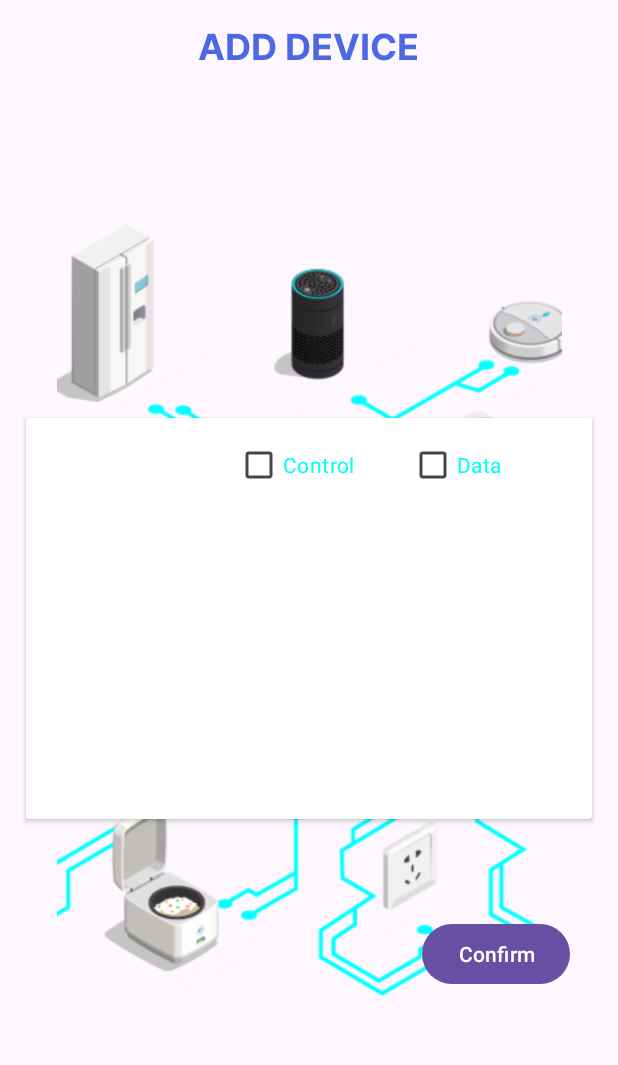
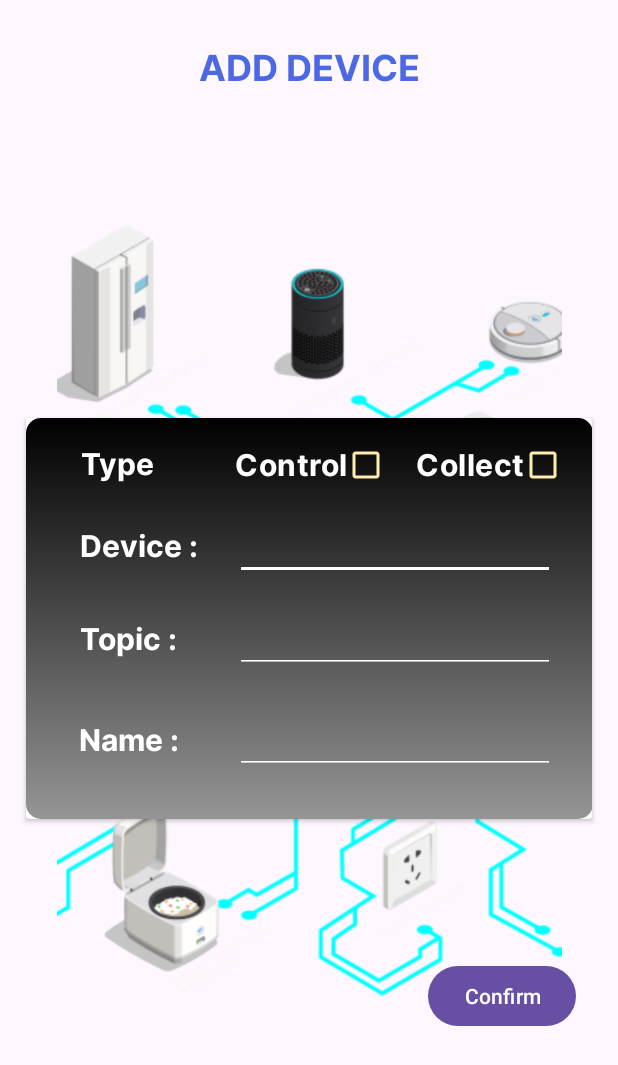
Before and after one commit to triledinh159/MIOTA, an Android app: the AddDevice screen opened directly, with no data from a screen before it, on a phone screen of 412 x 824 dp. Shown: the top 1065 px of the screen. Run offline under Robolectric (Android 15) with nearby library versions, the phone set to English and light mode, and no system bars; libraries missing offline, so code that uses them is left out: com.amplifyframework.core.

Commit message:
Fix layout false

```diff
--- a/app/src/main/res/layout/activity_add_device.xml
+++ b/app/src/main/res/layout/activity_add_device.xml
@@ -20,51 +20,15 @@
             app:layout_constraintTop_toTopOf="parent"
             app:srcCompat="@drawable/background_01_2" />
 
-        <FrameLayout
-            android:id="@+id/frameLayout"
-            android:layout_width="match_parent"
-            android:layout_height="match_parent">
-
             <androidx.constraintlayout.widget.ConstraintLayout
                 android:layout_width="match_parent"
                 android:layout_height="match_parent">
-
-                <TextView
-                    android:id="@+id/addDevice"
-                    android:layout_width="wrap_content"
-                    android:layout_height="38dp"
-                    android:fontFamily="@font/inter_bold"
-                    android:gravity="center_horizontal|top"
-                    android:lineSpacingExtra="9sp"
-                    android:text="ADD DEVICE"
-                    android:textColor="@color/bluefont"
-                    android:textSize="24sp"
-                    android:translationY="-4.68sp"
-                    app:layout_constraintBottom_toBottomOf="parent"
-                    app:layout_constraintEnd_toEndOf="parent"
-                    app:layout_constraintHorizontal_bias="0.498"
-                    app:layout_constraintStart_toStartOf="parent"
-                    app:layout_constraintTop_toTopOf="parent"
-                    app:layout_constraintVertical_bias="0.023" />
-
-                <Button
-                    android:id="@+id/btnconfirm"
-                    android:layout_width="wrap_content"
-                    android:layout_height="wrap_content"
-                    android:layout_marginBottom="164dp"
-                    android:text="Confirm"
-                    app:layout_constraintBottom_toBottomOf="parent"
-                    app:layout_constraintEnd_toEndOf="parent"
-                    app:layout_constraintHorizontal_bias="0.897"
-                    app:layout_constraintStart_toStartOf="parent"
-                    app:layout_constraintTop_toBottomOf="@+id/home"
-                    app:layout_constraintVertical_bias="0.722" />
 
                 <androidx.constraintlayout.widget.ConstraintLayout
                     android:layout_width="match_parent"
                     android:layout_height="match_parent"
                     tools:layout_editor_absoluteX="0dp"
-                    tools:layout_editor_absoluteY="0dp">
+                    tools:layout_editor_absoluteY="16dp">
 
                     <androidx.cardview.widget.CardView
                         android:id="@+id/cardView"
@@ -79,7 +43,7 @@
                             android:id="@+id/imageView4"
                             android:layout_width="378dp"
                             android:layout_height="match_parent"
-                            tools:srcCompat="@drawable/gradient_rectangle" />
+                            android:src="@drawable/gradient_rectangle" />
 
                         <androidx.constraintlayout.widget.ConstraintLayout
                             android:layout_width="match_parent"
@@ -150,6 +114,7 @@
                                 android:backgroundTint="@color/white"
                                 android:ems="10"
                                 android:inputType="text"
+                                android:textColor="@color/white"
                                 app:layout_constraintBottom_toBottomOf="@+id/Device"
                                 app:layout_constraintEnd_toEndOf="parent"
                                 app:layout_constraintStart_toEndOf="@+id/Device"
@@ -160,6 +125,7 @@
                                 android:layout_width="wrap_content"
                                 android:layout_height="wrap_content"
                                 android:backgroundTint="@color/white"
+                                android:textColor="@color/white"
                                 android:ems="10"
                                 android:inputType="text"
                                 app:layout_constraintBottom_toBottomOf="@+id/topic"
@@ -172,6 +138,7 @@
                                 android:layout_width="wrap_content"
                                 android:layout_height="wrap_content"
                                 android:backgroundTint="@color/white"
+                                android:textColor="@color/white"
                                 android:ems="10"
                                 android:inputType="text"
                                 app:layout_constraintBottom_toBottomOf="@+id/name"
@@ -183,8 +150,13 @@
                                 android:id="@+id/control"
                                 android:layout_width="wrap_content"
                                 android:layout_height="wrap_content"
+                                android:button="@null"
+                                android:checked="false"
+                                android:drawableRight="@drawable/checkbox"
+                                android:fontFamily="@font/inter_bold"
                                 android:text="Control"
-                                android:textColor="@color/lightblue"
+                                android:textColor="#FFFFFF"
+                                android:textSize="20sp"
                                 app:layout_constraintBottom_toBottomOf="@+id/typeDevice"
                                 app:layout_constraintEnd_toEndOf="@+id/getDevice"
                                 app:layout_constraintHorizontal_bias="0.0"
@@ -196,9 +168,13 @@
                                 android:id="@+id/data"
                                 android:layout_width="wrap_content"
                                 android:layout_height="wrap_content"
-                                android:layout_marginEnd="24dp"
-                                android:text="Data"
-                                android:textColor="@color/lightblue"
+                                android:button="@null"
+                                android:checked="false"
+                                android:drawableRight="@drawable/checkbox"
+                                android:fontFamily="@font/inter_bold"
+                                android:text="Collect"
+                                android:textColor="#FFFFFF"
+                                android:textSize="20sp"
                                 app:layout_constraintBottom_toBottomOf="@+id/control"
                                 app:layout_constraintEnd_toEndOf="parent"
                                 app:layout_constraintStart_toEndOf="@+id/control"
@@ -209,25 +185,37 @@
 
                     </androidx.cardview.widget.CardView>
 
+                    <Button
+                        android:id="@+id/btnconfirm"
+                        android:layout_width="wrap_content"
+                        android:layout_height="wrap_content"
+                        android:layout_marginBottom="136dp"
+                        android:text="Confirm"
+                        app:layout_constraintBottom_toBottomOf="parent"
+                        app:layout_constraintEnd_toEndOf="parent"
+                        app:layout_constraintHorizontal_bias="0.91"
+                        app:layout_constraintStart_toStartOf="parent" />
+
+                    <TextView
+                        android:id="@+id/addDevice"
+                        android:layout_width="wrap_content"
+                        android:layout_height="38dp"
+                        android:layout_marginTop="32dp"
+                        android:fontFamily="@font/inter_bold"
+                        android:gravity="center_horizontal|top"
+                        android:lineSpacingExtra="9sp"
+                        android:text="ADD DEVICE"
+                        android:textColor="@color/bluefont"
+                        android:textSize="24sp"
+                        android:translationY="-4.68sp"
+                        app:layout_constraintEnd_toEndOf="parent"
+                        app:layout_constraintStart_toStartOf="parent"
+                        app:layout_constraintTop_toTopOf="parent" />
+
                 </androidx.constraintlayout.widget.ConstraintLayout>
 
             </androidx.constraintlayout.widget.ConstraintLayout>
 
-        </FrameLayout>
-
-        <FrameLayout
-            android:layout_width="match_parent"
-            android:layout_height="match_parent">
-
-            <androidx.constraintlayout.widget.ConstraintLayout
-                android:layout_width="match_parent"
-                android:layout_height="match_parent" />
-
-            <androidx.constraintlayout.widget.ConstraintLayout
-                android:layout_width="match_parent"
-                android:layout_height="match_parent"/>
-
-        </FrameLayout>
     </androidx.constraintlayout.widget.ConstraintLayout>
 
 </androidx.constraintlayout.widget.ConstraintLayout>
```
Also changed, not shown: app/src/main/java/com/example/miotav1/Home.java (+26 -4 lines), app/src/main/res/layout/activity_home_screen.xml (+6 -6 lines), app/src/main/res/layout/activity_main.xml (+0 -15 lines), app/src/main/res/layout/recycler_view.xml (+5 -6 lines).
